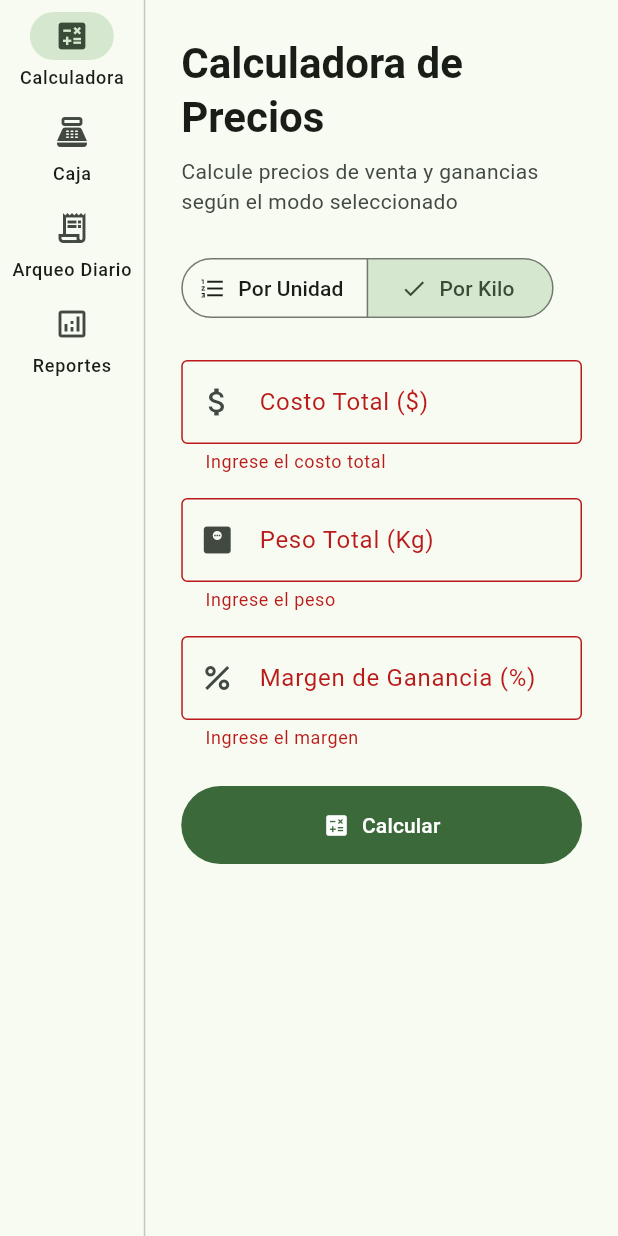
After one commit to ArielNks/sistema-gestion-mvp, a Flutter app: the screen it shows after launch, after a tap on "Por Kilo", after a tap on "Calcular", on a phone screen of 412 x 824 dp. The commit adds this screen. Run offline on Flutter 3.47's test engine with Material 3 defaults, Android fonts, the phone set to English and light mode, and no system bars; our stand-ins replace get_it, pdf, printing, shared_preferences, sqflite, sqflite_common_ffi; accounts and stored records are empty.

Commit message:
feat(presentacion): implementar vista de calculadora de precios por unidad y kilo

```diff
--- a/lib/infraestructura/entrada/ui/pantallas/pantalla_principal.dart
+++ b/lib/infraestructura/entrada/ui/pantallas/pantalla_principal.dart
@@ -1,4 +1,5 @@
 import 'package:flutter/material.dart';
+import 'package:sistema_gestion/infraestructura/entrada/ui/vistas/vista_calculadora.dart';
 
 class PantallaPrincipal extends StatefulWidget {
   const PantallaPrincipal({super.key});
@@ -34,7 +35,7 @@ class _PantallaPrincipalState extends State<PantallaPrincipal> {
   ];
 
   static const List<String> _textosSeccion = [
-    'Sección: Calculadora',
+    '',
     'Sección: Caja',
     'Sección: Arqueo Diario',
     'Sección: Reportes',
@@ -57,12 +58,14 @@ class _PantallaPrincipalState extends State<PantallaPrincipal> {
           ),
           const VerticalDivider(thickness: 1, width: 1),
           Expanded(
-            child: Center(
-              child: Text(
-                _textosSeccion[_indiceSeleccionado],
-                style: Theme.of(context).textTheme.headlineMedium,
-              ),
-            ),
+            child: _indiceSeleccionado == 0
+                ? const VistaCalculadora()
+                : Center(
+                    child: Text(
+                      _textosSeccion[_indiceSeleccionado],
+                      style: Theme.of(context).textTheme.headlineMedium,
+                    ),
+                  ),
           ),
         ],
       ),
--- /dev/null
+++ b/lib/infraestructura/entrada/ui/vistas/vista_calculadora.dart
@@ -0,0 +1,410 @@
+import 'package:flutter/material.dart';
+import 'package:sistema_gestion/aplicacion/casos_uso/calcular_precio_kilo.dart';
+import 'package:sistema_gestion/aplicacion/casos_uso/calcular_precio_unidad.dart';
+import 'package:sistema_gestion/dominio/entidades/calculo_kilo.dart';
+import 'package:sistema_gestion/dominio/entidades/calculo_unidad.dart';
+import 'package:sistema_gestion/inyeccion_dependencias.dart';
+
+class VistaCalculadora extends StatefulWidget {
+  const VistaCalculadora({super.key});
+
+  @override
+  State<VistaCalculadora> createState() => _VistaCalculadoraState();
+}
+
+class _VistaCalculadoraState extends State<VistaCalculadora> {
+  final _formKeyUnidad = GlobalKey<FormState>();
+  final _formKeyKilo = GlobalKey<FormState>();
+
+  final _costoTotalUnidadController = TextEditingController();
+  final _margenUnidadController = TextEditingController();
+
+  final _costoTotalKiloController = TextEditingController();
+  final _pesoKilosController = TextEditingController();
+  final _margenKiloController = TextEditingController();
+
+  CalculoUnidad? _resultadoUnidad;
+  CalculoKilo? _resultadoKilo;
+  bool _isCalculando = false;
+
+  int _modoSeleccionado = 0;
+
+  @override
+  void dispose() {
+    _costoTotalUnidadController.dispose();
+    _margenUnidadController.dispose();
+    _costoTotalKiloController.dispose();
+    _pesoKilosController.dispose();
+    _margenKiloController.dispose();
+    super.dispose();
+  }
+
+  String _formatearMonto(double valor) {
+    return '\$${valor.toStringAsFixed(2).replaceAllMapped(
+      RegExp(r'(\d{1,3})(?=(\d{3})+(?!\d))'),
+      (match) => '${match[1]},',
+    )}';
+  }
+
+  String _formatearNumero(double valor) {
+    return valor.toStringAsFixed(2).replaceAllMapped(
+      RegExp(r'(\d{1,3})(?=(\d{3})+(?!\d))'),
+      (match) => '${match[1]},',
+    );
+  }
+
+  Future<void> _calcularUnidad() async {
+    if (!_formKeyUnidad.currentState!.validate()) return;
+
+    setState(() => _isCalculando = true);
+
+    try {
+      final casoUso = getIt<CalcularPrecioUnidad>();
+      final resultado = casoUso.ejecutar(
+        costoTotal: double.parse(_costoTotalUnidadController.text),
+        porcentajeMargen: double.parse(_margenUnidadController.text),
+      );
+      setState(() => _resultadoUnidad = resultado);
+    } catch (e) {
+      if (mounted) {
+        ScaffoldMessenger.of(context).showSnackBar(
+          SnackBar(content: Text('Error al calcular: $e')),
+        );
+      }
+    } finally {
+      if (mounted) setState(() => _isCalculando = false);
+    }
+  }
+
+  Future<void> _calcularKilo() async {
+    if (!_formKeyKilo.currentState!.validate()) return;
+
+    setState(() => _isCalculando = true);
+
+    try {
+      final casoUso = getIt<CalcularPrecioKilo>();
+      final resultado = casoUso.ejecutar(
+        costoTotal: double.parse(_costoTotalKiloController.text),
+        pesoKilos: double.parse(_pesoKilosController.text),
+        porcentajeMargen: double.parse(_margenKiloController.text),
+      );
+      setState(() => _resultadoKilo = resultado);
+    } catch (e) {
+      if (mounted) {
+        ScaffoldMessenger.of(context).showSnackBar(
+          SnackBar(content: Text('Error al calcular: $e')),
+        );
+      }
+    } finally {
+      if (mounted) setState(() => _isCalculando = false);
+    }
+  }
+
+  Widget _buildModoUnidad() {
+    return Form(
+      key: _formKeyUnidad,
+      child: Column(
+        crossAxisAlignment: CrossAxisAlignment.stretch,
+        children: [
+          TextFormField(
+            controller: _costoTotalUnidadController,
+            decoration: const InputDecoration(
+              labelText: 'Costo Total (\$)',
+              prefixIcon: Icon(Icons.attach_money),
+              border: OutlineInputBorder(),
+            ),
+            keyboardType: const TextInputType.numberWithOptions(decimal: true),
+            validator: (value) {
+              if (value == null || value.isEmpty) {
+                return 'Ingrese el costo total';
+              }
+              final n = double.tryParse(value);
+              if (n == null || n <= 0) {
+                return 'Ingrese un valor numérico positivo';
+              }
+              return null;
+            },
+          ),
+          const SizedBox(height: 16),
+          TextFormField(
+            controller: _margenUnidadController,
+            decoration: const InputDecoration(
+              labelText: 'Margen de Ganancia (%)',
+              prefixIcon: Icon(Icons.percent),
+              border: OutlineInputBorder(),
+            ),
+            keyboardType: const TextInputType.numberWithOptions(decimal: true),
+            validator: (value) {
+              if (value == null || value.isEmpty) {
+                return 'Ingrese el margen';
+              }
+              final n = double.tryParse(value);
+              if (n == null || n < 0) {
+                return 'Ingrese un valor numérico válido';
+              }
+              return null;
+            },
+          ),
+          const SizedBox(height: 24),
+          FilledButton.icon(
+            onPressed: _isCalculando ? null : _calcularUnidad,
+            icon: _isCalculando
+                ? const SizedBox(
+                    width: 20,
+                    height: 20,
+                    child: CircularProgressIndicator(strokeWidth: 2),
+                  )
+                : const Icon(Icons.calculate),
+            label: const Text('Calcular'),
+            style: FilledButton.styleFrom(
+              padding: const EdgeInsets.symmetric(vertical: 16),
+            ),
+          ),
+          const SizedBox(height: 24),
+          if (_resultadoUnidad != null) _buildResultadoUnidad(),
+        ],
+      ),
+    );
+  }
+
+  Widget _buildResultadoUnidad() {
+    final r = _resultadoUnidad!;
+    return Card(
+      elevation: 2,
+      child: Padding(
+        padding: const EdgeInsets.all(16),
+        child: Column(
+          crossAxisAlignment: CrossAxisAlignment.start,
+          children: [
+            Text(
+              'Resultado',
+              style: Theme.of(context).textTheme.titleLarge?.copyWith(
+                    fontWeight: FontWeight.bold,
+                  ),
+            ),
+            const Divider(height: 16),
+            _buildFilaResultado('Costo Total', _formatearMonto(r.costoTotal)),
+            _buildFilaResultado('Margen', '${_formatearNumero(r.porcentajeMargen)}%'),
+            const Divider(height: 16),
+            _buildFilaResultado(
+              'Precio Venta Sugerido',
+              _formatearMonto(r.precioVentaSugerido),
+              esDestacado: true,
+            ),
+            _buildFilaResultado(
+              'Ganancia Unitaria',
+              _formatearMonto(r.gananciaUnitaria),
+              esDestacado: true,
+            ),
+          ],
+        ),
+      ),
+    );
+  }
+
+  Widget _buildModoKilo() {
+    return Form(
+      key: _formKeyKilo,
+      child: Column(
+        crossAxisAlignment: CrossAxisAlignment.stretch,
+        children: [
+          TextFormField(
+            controller: _costoTotalKiloController,
+            decoration: const InputDecoration(
+              labelText: 'Costo Total (\$)',
+              prefixIcon: Icon(Icons.attach_money),
+              border: OutlineInputBorder(),
+            ),
+            keyboardType: const TextInputType.numberWithOptions(decimal: true),
+            validator: (value) {
+              if (value == null || value.isEmpty) {
+                return 'Ingrese el costo total';
+              }
+              final n = double.tryParse(value);
+              if (n == null || n <= 0) {
+                return 'Ingrese un valor numérico positivo';
+              }
+              return null;
+            },
+          ),
+          const SizedBox(height: 16),
+          TextFormField(
+            controller: _pesoKilosController,
+            decoration: const InputDecoration(
+              labelText: 'Peso Total (Kg)',
+              prefixIcon: Icon(Icons.monitor_weight),
+              border: OutlineInputBorder(),
+            ),
+            keyboardType: const TextInputType.numberWithOptions(decimal: true),
+            validator: (value) {
+              if (value == null || value.isEmpty) {
+                return 'Ingrese el peso';
+              }
+              final n = double.tryParse(value);
+              if (n == null || n <= 0) {
+                return 'Ingrese un valor numérico positivo';
+              }
+              return null;
+            },
+          ),
+          const SizedBox(height: 16),
+          TextFormField(
+            controller: _margenKiloController,
+            decoration: const InputDecoration(
+              labelText: 'Margen de Ganancia (%)',
+              prefixIcon: Icon(Icons.percent),
+              border: OutlineInputBorder(),
+            ),
+            keyboardType: const TextInputType.numberWithOptions(decimal: true),
+            validator: (value) {
+              if (value == null || value.isEmpty) {
+                return 'Ingrese el margen';
+              }
+              final n = double.tryParse(value);
+              if (n == null || n < 0) {
+                return 'Ingrese un valor numérico válido';
+              }
+              return null;
+            },
+          ),
+          const SizedBox(height: 24),
+          FilledButton.icon(
+            onPressed: _isCalculando ? null : _calcularKilo,
+            icon: _isCalculando
+                ? const SizedBox(
+                    width: 20,
+                    height: 20,
+                    child: CircularProgressIndicator(strokeWidth: 2),
+                  )
+                : const Icon(Icons.calculate),
+            label: const Text('Calcular'),
+            style: FilledButton.styleFrom(
+              padding: const EdgeInsets.symmetric(vertical: 16),
+            ),
+          ),
+          const SizedBox(height: 24),
+          if (_resultadoKilo != null) _buildResultadoKilo(),
+        ],
+      ),
+    );
+  }
+
+  Widget _buildResultadoKilo() {
+    final r = _resultadoKilo!;
+    return Card(
+      elevation: 2,
+      child: Padding(
+        padding: const EdgeInsets.all(16),
+        child: Column(
+          crossAxisAlignment: CrossAxisAlignment.start,
+          children: [
+            Text(
+              'Resultado',
+              style: Theme.of(context).textTheme.titleLarge?.copyWith(
+                    fontWeight: FontWeight.bold,
+                  ),
+            ),
+            const Divider(height: 16),
+            _buildFilaResultado('Costo Total', _formatearMonto(r.costoTotal)),
+            _buildFilaResultado('Peso Total', '${_formatearNumero(r.pesoKilos)} Kg'),
+            _buildFilaResultado('Margen', '${_formatearNumero(r.porcentajeMargen)}%'),
+            const Divider(height: 16),
+            _buildFilaResultado(
+              'Costo por Kilo',
+              _formatearMonto(r.costoPorKilo),
+            ),
+            _buildFilaResultado(
+              'Precio Venta Sugerido por Kilo',
+              _formatearMonto(r.precioVentaSugeridoKilo),
+              esDestacado: true,
+            ),
+            _buildFilaResultado(
+              'Ganancia por Kilo',
+              _formatearMonto(r.gananciaKilo),
+              esDestacado: true,
+            ),
+          ],
+        ),
+      ),
+    );
+  }
+
+  Widget _buildFilaResultado(String etiqueta, String valor, {bool esDestacado = false}) {
+    return Padding(
+      padding: const EdgeInsets.symmetric(vertical: 4),
+      child: Row(
+        mainAxisAlignment: MainAxisAlignment.spaceBetween,
+        children: [
+          Text(
+            etiqueta,
+            style: Theme.of(context).textTheme.bodyLarge?.copyWith(
+                  color: esDestacado ? Theme.of(context).colorScheme.primary : null,
+                  fontWeight: esDestacado ? FontWeight.w600 : FontWeight.normal,
+                ),
+          ),
+          Text(
+            valor,
+            style: Theme.of(context).textTheme.bodyLarge?.copyWith(
+                  fontWeight: FontWeight.bold,
+                  color: esDestacado ? Theme.of(context).colorScheme.primary : null,
+                ),
+          ),
+        ],
+      ),
+    );
+  }
+
+  @override
+  Widget build(BuildContext context) {
+    return Padding(
+      padding: const EdgeInsets.all(24),
+      child: Column(
+        crossAxisAlignment: CrossAxisAlignment.start,
+        children: [
+          Text(
+            'Calculadora de Precios',
+            style: Theme.of(context).textTheme.headlineMedium?.copyWith(
+                  fontWeight: FontWeight.bold,
+                ),
+          ),
+          const SizedBox(height: 8),
+          Text(
+            'Calcule precios de venta y ganancias según el modo seleccionado',
+            style: Theme.of(context).textTheme.bodyMedium?.copyWith(
+                  color: Theme.of(context).colorScheme.onSurfaceVariant,
+                ),
+          ),
+          const SizedBox(height: 24),
+          SegmentedButton<int>(
+            segments: const [
+              ButtonSegment(
+                value: 0,
+                label: Text('Por Unidad'),
+                icon: Icon(Icons.format_list_numbered),
+              ),
+              ButtonSegment(
+                value: 1,
+                label: Text('Por Kilo'),
+                icon: Icon(Icons.monitor_weight),
+              ),
+            ],
+            selected: {_modoSeleccionado},
+            onSelectionChanged: (Set<int> selection) {
+              setState(() {
+                _modoSeleccionado = selection.first;
+                _resultadoUnidad = null;
+                _resultadoKilo = null;
+              });
+            },
+          ),
+          const SizedBox(height: 24),
+          Expanded(
+            child: SingleChildScrollView(
+              child: _modoSeleccionado == 0 ? _buildModoUnidad() : _buildModoKilo(),
+            ),
+          ),
+        ],
+      ),
+    );
+  }
+}
```
